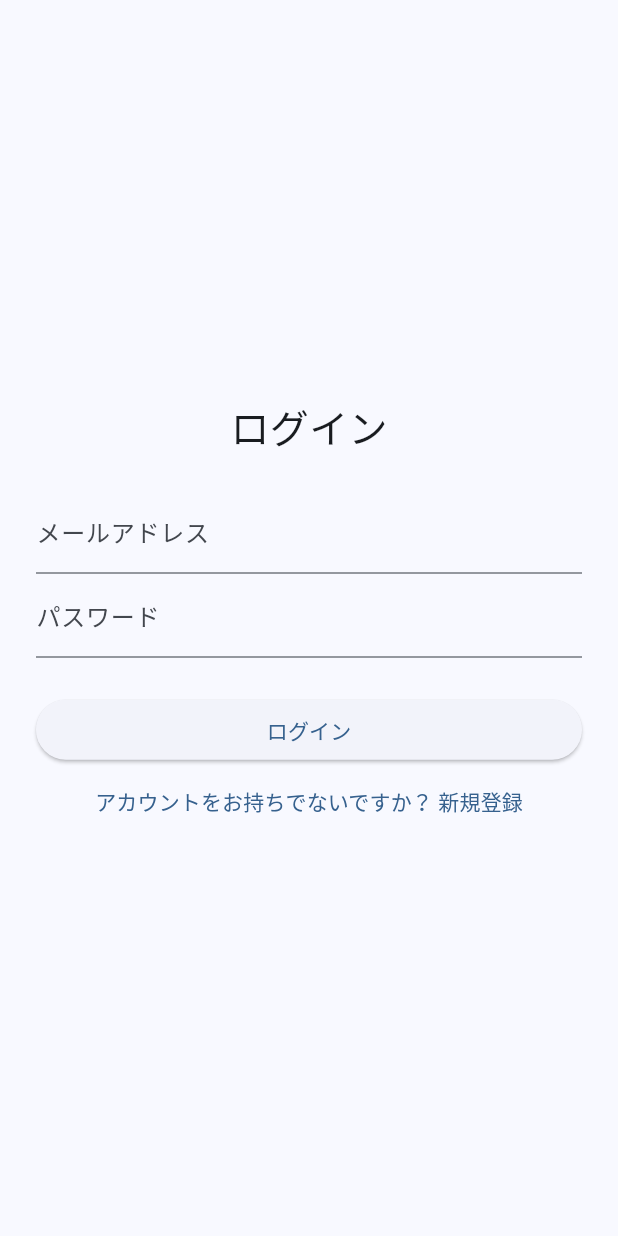
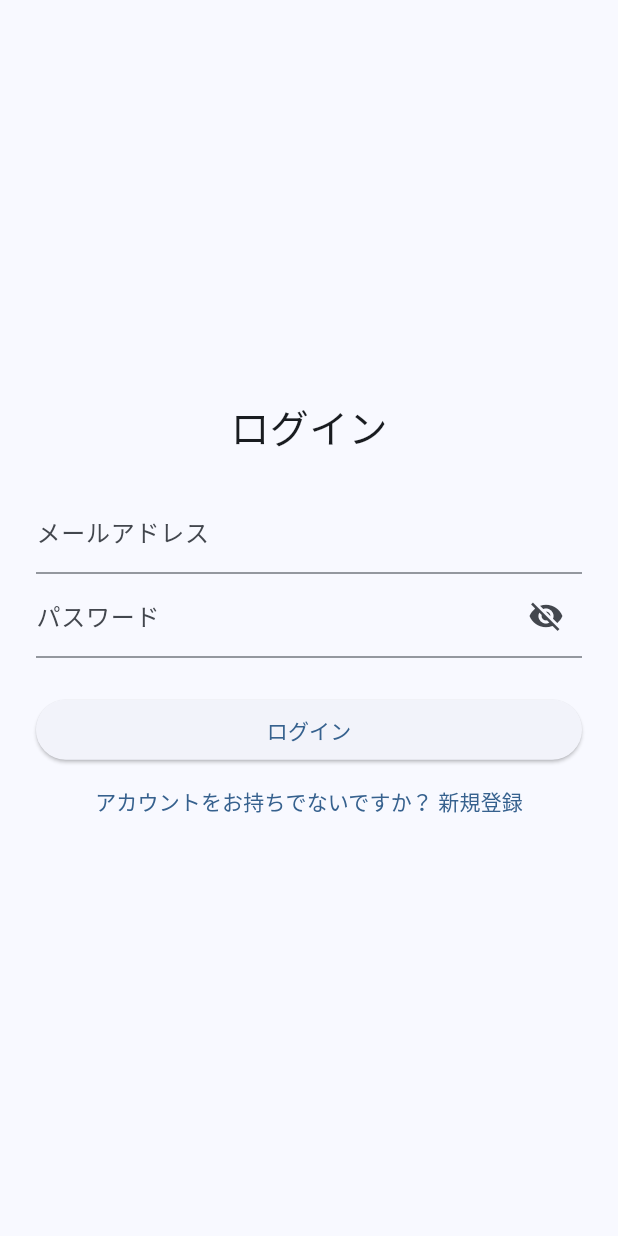
Before and after one commit to a-oba4485/TeamE, a Flutter app: the screen it shows after launch, on a phone screen of 412 x 824 dp. Run offline on Flutter 3.47's test engine with Material 3 defaults, Android fonts, the phone set to English and light mode, and no system bars; our stand-ins replace image_picker, supabase_flutter; missing offline and left inert: countries_world_map; accounts and stored records are empty.

Commit message:
ログイン画面にパスワード表示切り替えを追加

```diff
--- a/TeamE_application/lib/login_page.dart
+++ b/TeamE_application/lib/login_page.dart
@@ -14,6 +14,7 @@ class _LoginPageState extends State<LoginPage> {
   final _passwordController = TextEditingController();
   bool _isLoading = false;
   String? _errorMessage;
+  bool _obscurePassword = true;
 
   @override
   void dispose() {
@@ -69,8 +70,19 @@ class _LoginPageState extends State<LoginPage> {
             ),
             TextField(
               controller: _passwordController,
-              obscureText: true,
-              decoration: const InputDecoration(labelText: 'パスワード'),
+              obscureText: _obscurePassword,
+              decoration: InputDecoration(
+                labelText: 'パスワード',
+                suffixIcon: IconButton(
+                  icon: Icon(
+                    _obscurePassword ? Icons.visibility_off : Icons.visibility,
+                  ),
+                  tooltip: _obscurePassword ? 'パスワードを表示' : 'パスワードを隠す',
+                  onPressed: () {
+                    setState(() => _obscurePassword = !_obscurePassword);
+                  },
+                ),
+              ),
             ),
             if (_errorMessage != null) ...[
               const SizedBox(height: 12),
```
